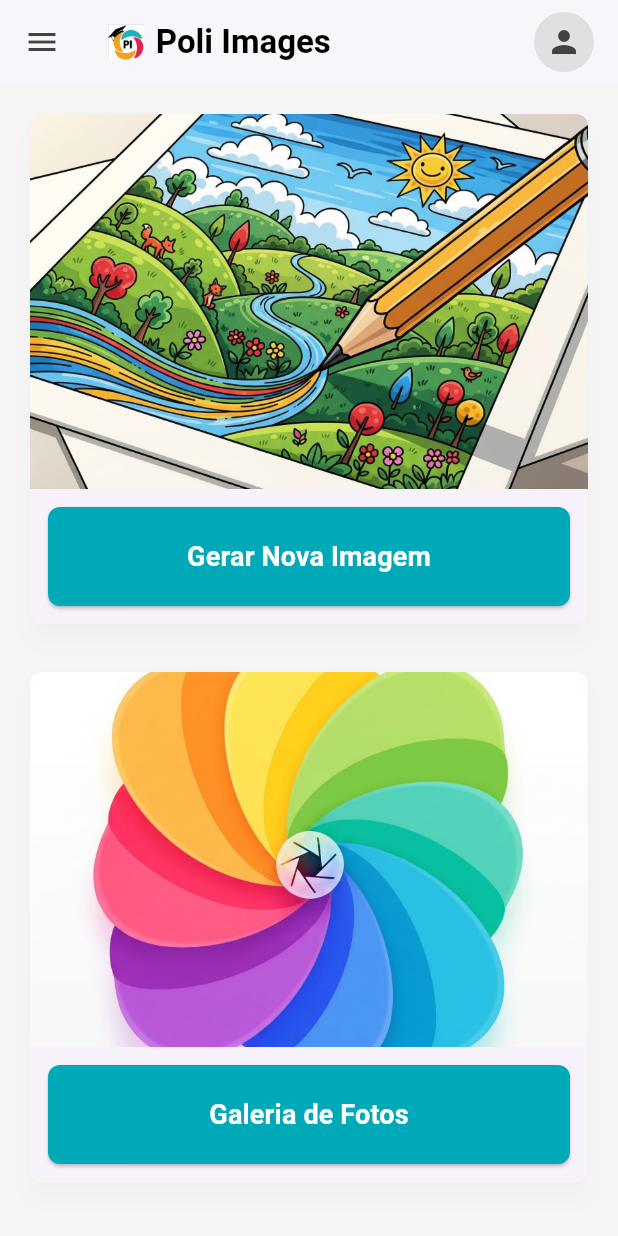
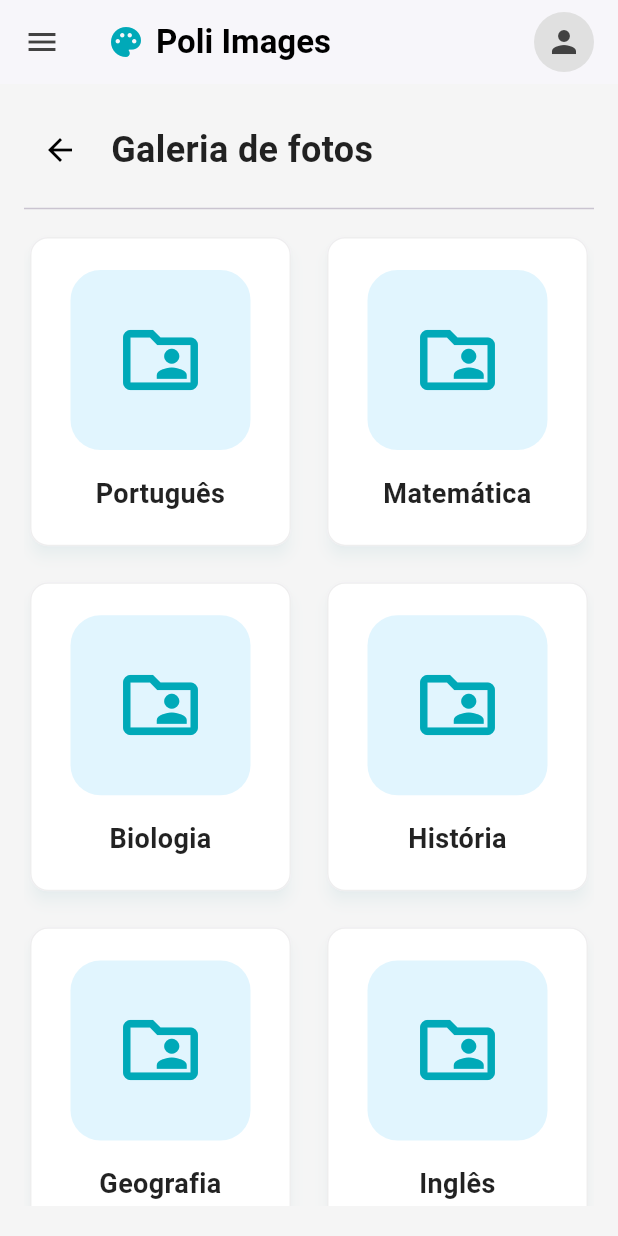
Before and after one commit to PoliImages/poli-images-front, a Flutter app: the HomePage screen opened directly, after a tap on "Galeria de Fotos", on a phone screen of 412 x 824 dp. Run offline on Flutter 3.47's test engine with Material 3 defaults, Android fonts, the phone set to English and light mode, and no system bars; our stand-ins replace flutter_dotenv.

Commit message:
cria página de galeria

```diff
--- /dev/null
+++ b/lib/features/gallery/presentation/pages/gallery_page.dart
@@ -0,0 +1,266 @@
+import 'package:flutter/material.dart';
+// Certifique-se de que estes imports apontem para os locais corretos no seu projeto
+import '../../../../shared/widgets/app_drawer.dart';
+import '../../../auth/presentation/pages/login_page.dart';
+
+
+class GalleryPage extends StatelessWidget {
+  const GalleryPage({super.key});
+
+  @override
+  Widget build(BuildContext context) {
+    return LayoutBuilder(
+      builder: (context, constraints) {
+        // Define o breakpoint para responsividade
+        final bool isDesktop = constraints.maxWidth > 768;
+
+        return Scaffold(
+          // Fundo branco no desktop, cinza claro no mobile
+          backgroundColor: isDesktop ? Colors.white : Colors.grey[100],
+          // Reutiliza a AppBar do layout principal
+          appBar: _buildAppBar(context, isDesktop),
+          // A gaveta lateral é usada apenas no mobile
+          drawer: isDesktop ? null : const AppDrawer(),
+          body: _buildBody(context, isDesktop),
+        );
+      },
+    );
+  }
+
+  // --- Funções de Componentes Comuns (Mantidas para consistência visual) ---
+
+  PreferredSizeWidget _buildAppBar(BuildContext context, bool isDesktop) {
+    // AppBar para Desktop
+    if (isDesktop) {
+      return AppBar(
+        backgroundColor: const Color(0xFF00A9B8),
+        automaticallyImplyLeading: false,
+        elevation: 1,
+        title: Center(
+          child: ConstrainedBox(
+            constraints: const BoxConstraints(maxWidth: 1200),
+            child: Row(
+              mainAxisAlignment: MainAxisAlignment.spaceBetween,
+              children: [
+                Row(
+                  children: [
+                    // Simulação do logo (use Icons.palette no lugar de Image.asset)
+                    const Icon(Icons.palette, color: Colors.white, size: 28),
+                    const SizedBox(width: 8),
+                    const Text('Poli Images', style: TextStyle(color: Colors.white, fontWeight: FontWeight.bold)),
+                  ],
+                ),
+                Row(
+                  children: [
+                    _buildNavButton(text: 'Página Inicial', icon: Icons.home, onPressed: () {
+                      // Simular navegação de volta (pop)
+                      Navigator.of(context).pop();
+                    }),
+                    const SizedBox(width: 10),
+                    _buildNavButton(text: 'Gerar Nova Imagem', icon: Icons.chat, onPressed: () {}),
+                    const SizedBox(width: 10),
+                    // Botão da Galeria Ativo
+                    _buildNavButton(text: 'Galeria de Fotos', icon: Icons.photo_library, onPressed: () {}),
+                    const SizedBox(width: 10),
+                    _buildNavButton(text: 'Minha Conta', icon: Icons.person, onPressed: () {}),
+                    const SizedBox(width: 20),
+                    _buildNavButton(
+                      text: 'Deslogar',
+                      icon: Icons.logout,
+                      onPressed: () {
+                        Navigator.of(context).pushAndRemoveUntil(
+                          MaterialPageRoute(builder: (context) => const LoginPage()),
+                          (Route<dynamic> route) => false,
+                        );
+                      },
+                    ),
+                  ],
+                ),
+              ],
+            ),
+          ),
+        ),
+      );
+    } else {
+      // AppBar para Mobile
+      return AppBar(
+        backgroundColor: Colors.white,
+        elevation: 1,
+        title: Row(
+          children: [
+            const Icon(Icons.palette, color: Color(0xFF00A9B8), size: 24),
+            const SizedBox(width: 8),
+            const Text(
+              'Poli Images',
+              style: TextStyle(color: Colors.black, fontWeight: FontWeight.bold),
+            ),
+          ],
+        ),
+        iconTheme: IconThemeData(color: Colors.grey[800]),
+        actions: [
+          Padding(
+            padding: const EdgeInsets.only(right: 16.0),
+            child: CircleAvatar(
+              backgroundColor: Colors.grey[300],
+              child: Icon(Icons.person, color: Colors.grey[800]),
+            ),
+          ),
+        ],
+      );
+    }
+  }
+
+  Widget _buildNavButton({
+    required String text,
+    required IconData icon,
+    required VoidCallback onPressed,
+  }) {
+    // Mantido idêntico ao original
+    return TextButton.icon(
+      onPressed: onPressed,
+      icon: Icon(icon, color: Colors.white, size: 18),
+      label: Text(text, style: const TextStyle(color: Colors.white, fontWeight: FontWeight.w600)),
+      style: TextButton.styleFrom(
+        padding: const EdgeInsets.symmetric(horizontal: 16),
+        shape: RoundedRectangleBorder(borderRadius: BorderRadius.circular(8)),
+      ).copyWith(
+        overlayColor: MaterialStateProperty.all(Colors.white.withOpacity(0.1)),
+      ),
+    );
+  }
+
+  // --- Implementação do Body da Galeria ---
+
+  Widget _buildBody(BuildContext context, bool isDesktop) {
+    // Dados simulados das pastas/matérias
+    final List<String> subjects = [
+      'Português',
+      'Matemática',
+      'Biologia',
+      'História',
+      'Geografia',
+      'Inglês',
+      'Física',
+      'Química',
+    ];
+
+    // Configuração do GridView (4 colunas no desktop, 2 no mobile)
+    final int crossAxisCount = isDesktop ? 4 : 2;
+    final double horizontalPadding = isDesktop ? 50.0 : 16.0;
+
+    return Center(
+      child: ConstrainedBox(
+        constraints: const BoxConstraints(maxWidth: 1200),
+        child: Padding(
+          padding: EdgeInsets.symmetric(horizontal: horizontalPadding, vertical: 20),
+          child: Column(
+            crossAxisAlignment: CrossAxisAlignment.start,
+            children: [
+              // Cabeçalho com Ícone de Voltar e Título
+              Row(
+                children: [
+                  IconButton(
+                    icon: Icon(Icons.arrow_back, size: isDesktop ? 30 : 24, color: Colors.black),
+                    onPressed: () {
+                      Navigator.of(context).pop(); // Volta para a tela anterior (HomePage)
+                    },
+                  ),
+                  const SizedBox(width: 10),
+                  Text(
+                    'Galeria de fotos',
+                    style: TextStyle(
+                      fontSize: isDesktop ? 30 : 24,
+                      fontWeight: FontWeight.bold,
+                      color: Colors.black87,
+                    ),
+                  ),
+                ],
+              ),
+              const Divider(height: 30),
+
+              // GridView com as Pastas
+              Expanded(
+                child: GridView.builder(
+                  gridDelegate: SliverGridDelegateWithFixedCrossAxisCount(
+                    crossAxisCount: crossAxisCount,
+                    crossAxisSpacing: isDesktop ? 30 : 16,
+                    mainAxisSpacing: isDesktop ? 30 : 16,
+                    childAspectRatio: 0.85, // Proporção para o card da pasta
+                  ),
+                  itemCount: subjects.length,
+                  itemBuilder: (context, index) {
+                    return _buildSubjectCard(
+                      subject: subjects[index],
+                      onTap: () {
+                        // Implemente a navegação para a pasta da matéria aqui
+                        // Por exemplo: Navigator.of(context).push(MaterialPageRoute(builder: (context) => SubjectDetailPage(subject: subjects[index])));
+                        debugPrint('Pasta ${subjects[index]} clicada');
+                      },
+                    );
+                  },
+                ),
+              ),
+            ],
+          ),
+        ),
+      ),
+    );
+  }
+
+  // Widget para simular o card de pasta da imagem
+  Widget _buildSubjectCard({
+    required String subject,
+    required VoidCallback onTap,
+  }) {
+    return InkWell(
+      onTap: onTap,
+      borderRadius: BorderRadius.circular(12),
+      child: Card(
+        elevation: 4,
+        shadowColor: const Color(0xFF00A9B8).withOpacity(0.1),
+        clipBehavior: Clip.antiAlias,
+        shape: RoundedRectangleBorder(borderRadius: BorderRadius.circular(12)),
+        child: Container(
+          decoration: BoxDecoration(
+            color: Colors.white,
+            border: Border.all(color: Colors.grey.shade200),
+            borderRadius: BorderRadius.circular(12),
+          ),
+          child: Column(
+            mainAxisAlignment: MainAxisAlignment.center,
+            children: [
+              // Simulação da Imagem da Pasta (Icon)
+              Container(
+                width: 120,
+                height: 120,
+                decoration: BoxDecoration(
+                  color: Colors.lightBlue.shade50,
+                  borderRadius: BorderRadius.circular(20),
+                ),
+                child: const Icon(
+                  Icons.folder_shared_outlined,
+                  color: Color(0xFF00A9B8),
+                  size: 60
+                ),
+              ),
+              const SizedBox(height: 16),
+              // Nome do Assunto
+              Padding(
+                padding: const EdgeInsets.symmetric(horizontal: 8.0),
+                child: Text(
+                  subject,
+                  textAlign: TextAlign.center,
+                  style: const TextStyle(
+                    fontSize: 18,
+                    fontWeight: FontWeight.w600,
+                    color: Colors.black87,
+                  ),
+                ),
+              ),
+            ],
+          ),
+        ),
+      ),
+    );
+  }
+}
--- a/lib/features/home/presentation/pages/home_page.dart
+++ b/lib/features/home/presentation/pages/home_page.dart
@@ -1,6 +1,7 @@
 import 'package:flutter/material.dart';
 import '../../../../shared/widgets/app_drawer.dart';
 import '../../../auth/presentation/pages/login_page.dart';
+import '../../../gallery/presentation/pages/gallery_page.dart';
 
 class HomePage extends StatelessWidget {
   const HomePage({super.key});
@@ -35,21 +36,26 @@ class HomePage extends StatelessWidget {
               children: [
                 Row(
                   children: [
-                    // AJUSTE 1: Removido o `color: Colors.white` para mostrar o logo original.
                     Image.asset('assets/logo_poliedro.png', height: 24),
                     const SizedBox(width: 8),
-                    // AJUSTE 2: Alterado o texto de "Poliedro" para "Poli Images".
                     const Text('Poli Images', style: TextStyle(fontWeight: FontWeight.bold)),
                   ],
                 ),
                 Row(
                   children: [
                     _buildNavButton(text: 'Página Inicial', icon: Icons.home, onPressed: () {}),
-                    // AJUSTE 3: Adicionado um SizedBox para espaçamento.
                     const SizedBox(width: 10),
                     _buildNavButton(text: 'Gerar Nova Imagem', icon: Icons.chat, onPressed: () {}),
                     const SizedBox(width: 10),
-                    _buildNavButton(text: 'Galeria de Fotos', icon: Icons.photo_library, onPressed: () {}),
+                    _buildNavButton(
+                      text: 'Galeria de Fotos',
+                      icon: Icons.photo_library,
+                      onPressed: () {
+                        Navigator.of(context).push(
+                          MaterialPageRoute(builder: (context) => const GalleryPage()),
+                        );
+                      },
+                    ),
                     const SizedBox(width: 10),
                     _buildNavButton(text: 'Minha Conta', icon: Icons.person, onPressed: () {}),
                     const SizedBox(width: 20), // Espaço maior antes do botão de sair
@@ -111,7 +117,11 @@ class HomePage extends StatelessWidget {
       context: context,
       imagePath: 'assets/galeria.png',
       buttonText: 'Minha Galeria de Fotos',
-      onPressed: () {},
+      onPressed: () {
+        Navigator.of(context).push(
+          MaterialPageRoute(builder:(context) => const GalleryPage()),
+        );
+      },
     );
 
     if (isDesktop) {
@@ -151,7 +161,11 @@ class HomePage extends StatelessWidget {
                 context: context,
                 imagePath: 'assets/galeria.png',
                 buttonText: 'Galeria de Fotos',
-                onPressed: () {},
+                onPressed: () {
+                  Navigator.of(context).push(
+                    MaterialPageRoute(builder: (context) => const GalleryPage()),
+                  );
+                },
               ),
             ],
           ),
```
